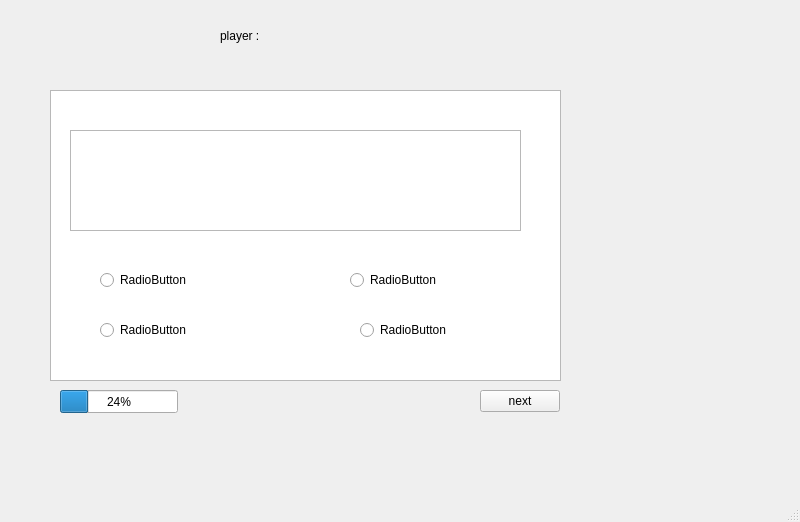
Before: the Qt Designer form mainwindow.ui in gessire/sectry, drawn with Qt 5.
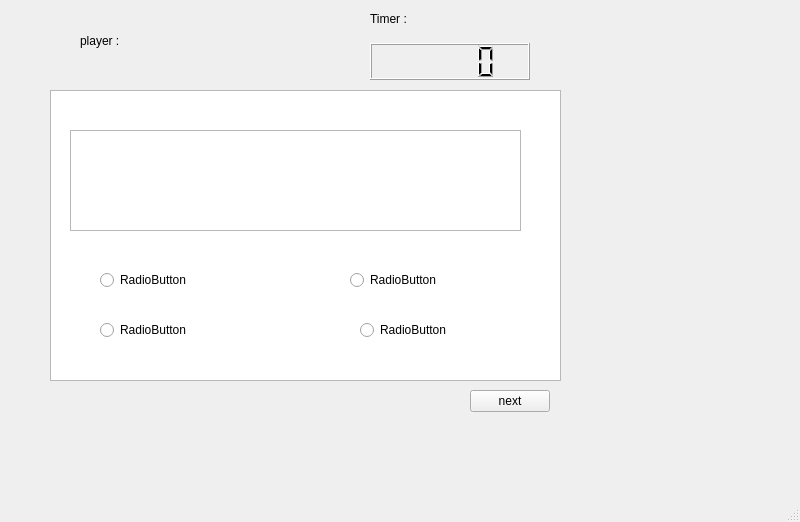
After: the same form once the commit is applied. The open tabs and pages were chosen to show the change.

```diff
--- a/mainwindow.ui
+++ b/mainwindow.ui
@@ -476,7 +476,7 @@
      <widget class="QPushButton" name="nextbtn">
       <property name="geometry">
        <rect>
-        <x>500</x>
+        <x>490</x>
         <y>410</y>
         <width>80</width>
         <height>22</height>
@@ -486,24 +486,11 @@
        <string>next</string>
       </property>
      </widget>
-     <widget class="QProgressBar" name="progressBar">
-      <property name="geometry">
-       <rect>
-        <x>80</x>
-        <y>410</y>
-        <width>118</width>
-        <height>23</height>
-       </rect>
-      </property>
-      <property name="value">
-       <number>24</number>
-      </property>
-     </widget>
      <widget class="QLabel" name="label_5">
       <property name="geometry">
        <rect>
-        <x>240</x>
-        <y>35</y>
+        <x>100</x>
+        <y>40</y>
         <width>171</width>
         <height>41</height>
        </rect>
@@ -512,6 +499,28 @@
        <string>player :</string>
       </property>
      </widget>
+     <widget class="QWidget" name="verticalLayoutWidget">
+      <property name="geometry">
+       <rect>
+        <x>390</x>
+        <y>20</y>
+        <width>160</width>
+        <height>80</height>
+       </rect>
+      </property>
+      <layout class="QVBoxLayout" name="verticalLayout">
+       <item>
+        <widget class="QLabel" name="label_8">
+         <property name="text">
+          <string>Timer :</string>
+         </property>
+        </widget>
+       </item>
+       <item>
+        <widget class="QLCDNumber" name="lcdNumber"/>
+       </item>
+      </layout>
+     </widget>
      <zorder>graphicsView</zorder>
      <zorder>radioButton_4</zorder>
      <zorder>radioButton_5</zorder>
```
Left out of the diff: 4 changed lines with no effect on the pictures.
